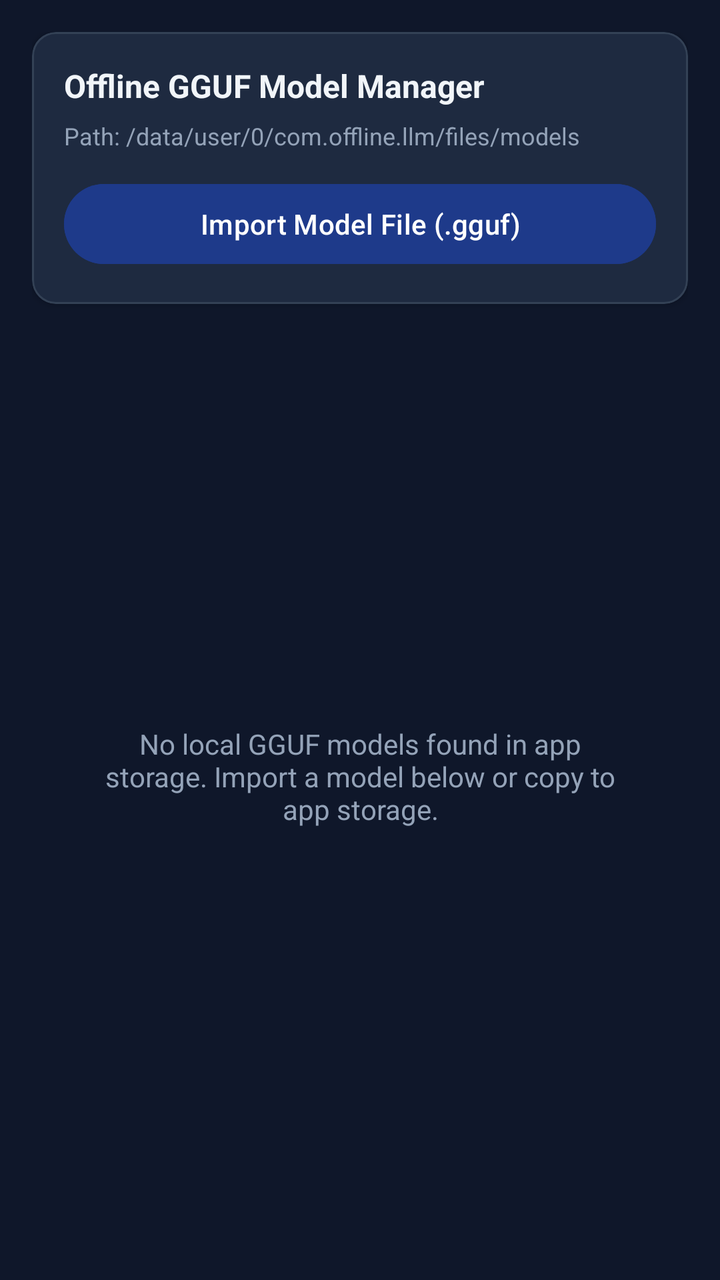
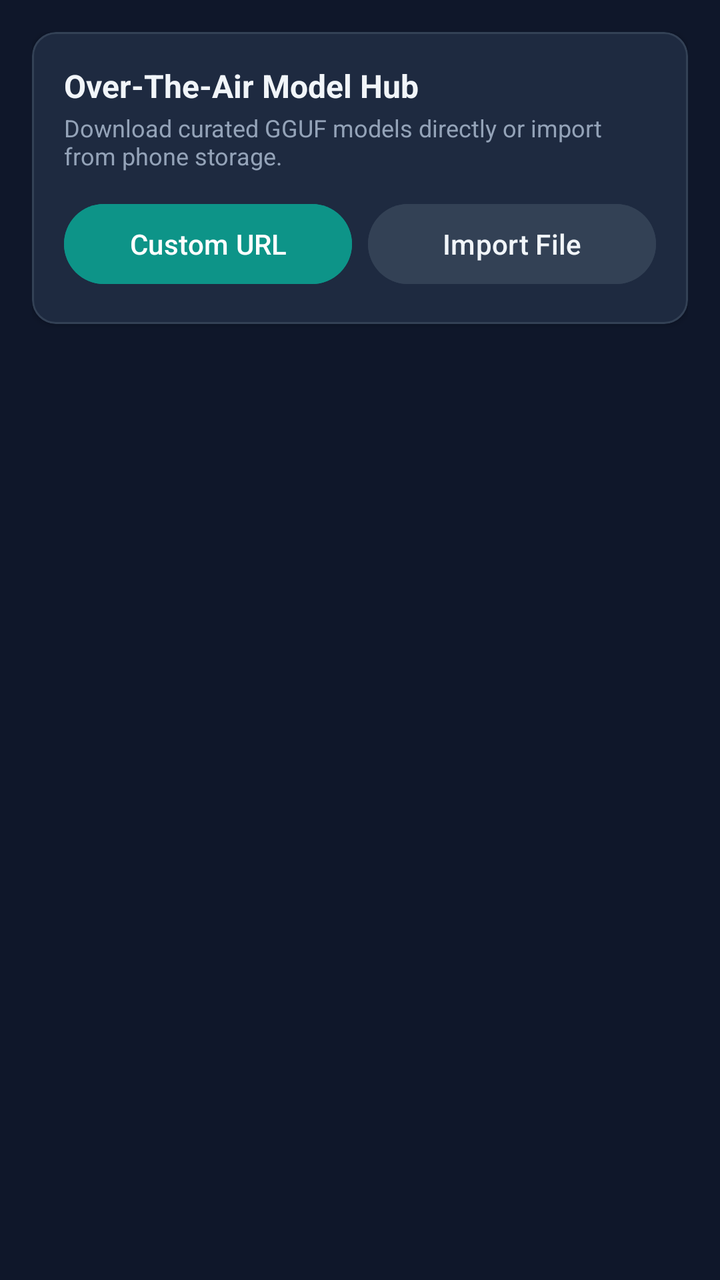

An Android layout rendered at two revisions. The XML below is the earlier revision; the diff shows what the commit changed to produce the second picture.
<!-- AndroidManifest.xml: application theme Theme.OfflineLlm -->
<!-- res/layout/fragment_models.xml -->
<?xml version="1.0" encoding="utf-8"?>
<androidx.constraintlayout.widget.ConstraintLayout xmlns:android="http://schemas.android.com/apk/res/android"
    xmlns:app="http://schemas.android.com/apk/res-auto"
    android:layout_width="match_parent"
    android:layout_height="match_parent"
    android:background="@color/background"
    android:padding="16dp">

    
    <com.google.android.material.card.MaterialCardView
        android:id="@+id/cardStorageHeader"
        android:layout_width="0dp"
        android:layout_height="wrap_content"
        app:cardBackgroundColor="@color/surface"
        app:cardCornerRadius="12dp"
        app:cardElevation="2dp"
        app:strokeColor="@color/divider_color"
        app:strokeWidth="1dp"
        app:layout_constraintEnd_toEndOf="parent"
        app:layout_constraintStart_toStartOf="parent"
        app:layout_constraintTop_toTopOf="parent">

        <LinearLayout
            android:layout_width="match_parent"
            android:layout_height="wrap_content"
            android:orientation="vertical"
            android:padding="16dp">

            <TextView
                android:layout_width="wrap_content"
                android:layout_height="wrap_content"
                android:text="Offline GGUF Model Manager"
                android:textColor="@color/on_surface"
                android:textSize="16sp"
                android:textStyle="bold" />

            <TextView
                android:id="@+id/tvStoragePath"
                android:layout_width="match_parent"
                android:layout_height="wrap_content"
                android:layout_marginTop="6dp"
                android:text="Path: /data/user/0/com.offline.llm/files/models"
                android:textColor="@color/on_surface_muted"
                android:textSize="12sp" />

            <Button
                android:id="@+id/btnImportModel"
                android:layout_width="match_parent"
                android:layout_height="wrap_content"
                android:layout_marginTop="12dp"
                android:backgroundTint="@color/primary"
                android:text="@string/import_model"
                android:textColor="@color/on_primary" />
        </LinearLayout>
    </com.google.android.material.card.MaterialCardView>

    
    <TextView
        android:id="@+id/tvEmptyModels"
        android:layout_width="0dp"
        android:layout_height="wrap_content"
        android:layout_margin="32dp"
        android:gravity="center"
        android:text="@string/no_models_found"
        android:textColor="@color/on_surface_muted"
        android:textSize="14sp"
        app:layout_constraintBottom_toBottomOf="parent"
        app:layout_constraintEnd_toEndOf="parent"
        app:layout_constraintStart_toStartOf="parent"
        app:layout_constraintTop_toBottomOf="@id/cardStorageHeader" />

    
    <androidx.recyclerview.widget.RecyclerView
        android:id="@+id/rvModels"
        android:layout_width="0dp"
        android:layout_height="0dp"
        android:layout_marginTop="12dp"
        android:clipToPadding="false"
        app:layout_constraintBottom_toBottomOf="parent"
        app:layout_constraintEnd_toEndOf="parent"
        app:layout_constraintStart_toStartOf="parent"
        app:layout_constraintTop_toBottomOf="@id/cardStorageHeader" />

</androidx.constraintlayout.widget.ConstraintLayout>
<!-- resources referenced by this layout -->
<resources>
  <color name="background">#0F172A</color>
  <color name="divider_color">#334155</color>
  <color name="on_primary">#FFFFFF</color>
  <color name="on_surface">#F1F5F9</color>
  <color name="on_surface_muted">#94A3B8</color>
  <color name="primary">#1E3A8A</color>
  <color name="surface">#1E293B</color>
  <string name="import_model">Import Model File (.gguf)</string>
  <string name="no_models_found">No local GGUF models found in app storage. Import a model below or copy to app storage.</string>
  <style name="Theme.OfflineLlm" parent="Theme.Material3.DayNight.NoActionBar">
          <item name="colorPrimary">@color/primary</item>
          <item name="colorPrimaryVariant">@color/primary_variant</item>
          <item name="colorOnPrimary">@color/on_primary</item>
          <item name="colorSecondary">@color/secondary</item>
          <item name="colorSecondaryVariant">@color/secondary_variant</item>
          <item name="colorOnSecondary">@color/on_secondary</item>
          <item name="android:colorBackground">@color/background</item>
          <item name="colorSurface">@color/surface</item>
          <item name="colorOnSurface">@color/on_surface</item>
          <item name="android:statusBarColor">@color/background</item>
          <item name="android:navigationBarColor">@color/background</item>
      </style>
  <color name="primary_variant">#172554</color>
  <color name="secondary">#0D9488</color>
  <color name="secondary_variant">#0F766E</color>
  <color name="on_secondary">#FFFFFF</color>
</resources>

<!-- the commit's change to res/layout/fragment_models.xml (unified diff, before → after) -->
@@ -29,28 +29,76 @@
             <TextView
                 android:layout_width="wrap_content"
                 android:layout_height="wrap_content"
-                android:text="Offline GGUF Model Manager"
+                android:text="Over-The-Air Model Hub"
                 android:textColor="@color/on_surface"
                 android:textSize="16sp"
                 android:textStyle="bold" />
 
             <TextView
-                android:id="@+id/tvStoragePath"
                 android:layout_width="match_parent"
                 android:layout_height="wrap_content"
-                android:layout_marginTop="6dp"
-                android:text="Path: /data/user/0/com.offline.llm/files/models"
+                android:layout_marginTop="2dp"
+                android:text="Download curated GGUF models directly or import from phone storage."
                 android:textColor="@color/on_surface_muted"
                 android:textSize="12sp" />
 
-            <Button
-                android:id="@+id/btnImportModel"
+            <LinearLayout
                 android:layout_width="match_parent"
                 android:layout_height="wrap_content"
                 android:layout_marginTop="12dp"
-                android:backgroundTint="@color/primary"
-                android:text="@string/import_model"
-                android:textColor="@color/on_primary" />
+                android:orientation="horizontal">
+
+                <Button
+                    android:id="@+id/btnToggleCustomUrl"
+                    android:layout_width="0dp"
+                    android:layout_height="wrap_content"
+                    android:layout_weight="1"
+                    android:backgroundTint="@color/secondary"
+                    android:text="Custom URL"
+                    android:textColor="@color/on_primary" />
+
+                <Button
+                    android:id="@+id/btnImportModel"
+                    android:layout_width="0dp"
+                    android:layout_height="wrap_content"
+                    android:layout_marginStart="8dp"
+                    android:layout_weight="1"
+                    android:backgroundTint="@color/surface_variant"
+                    android:text="Import File"
+                    android:textColor="@color/on_surface" />
+            </LinearLayout>
+
+            
+            <LinearLayout
+                android:id="@+id/layoutCustomUrl"
+                android:layout_width="match_parent"
+                android:layout_height="wrap_content"
+                android:layout_marginTop="12dp"
+                android:orientation="vertical"
+                android:visibility="gone">
+
+                <EditText
+                    android:id="@+id/etCustomModelUrl"
+                    android:layout_width="match_parent"
+                    android:layout_height="wrap_content"
+                    android:background="@drawable/bg_search_input"
+                    android:hint="Paste Hugging Face .gguf direct URL..."
+                    android:paddingHorizontal="12dp"
+                    android:paddingVertical="8dp"
+                    android:textColor="@color/on_surface"
+                    android:textColorHint="@color/on_surface_muted"
+                    android:textSize="13sp" />
+
+                <Button
+                    android:id="@+id/btnStartCustomDownload"
+                    android:layout_width="match_parent"
+                    android:layout_height="wrap_content"
+                    android:layout_marginTop="8dp"
+                    android:backgroundTint="@color/accent_green"
+                    android:text="Start Download"
+                    android:textColor="@color/on_primary" />
+            </LinearLayout>
+
         </LinearLayout>
     </com.google.android.material.card.MaterialCardView>
 
@@ -64,6 +112,7 @@
         android:text="@string/no_models_found"
         android:textColor="@color/on_surface_muted"
         android:textSize="14sp"
+        android:visibility="gone"
         app:layout_constraintBottom_toBottomOf="parent"
         app:layout_constraintEnd_toEndOf="parent"
         app:layout_constraintStart_toStartOf="parent"
<!-- resource entries referenced after the edit -->
@@ -1,5 +1,6 @@
 <!-- resources referenced by this layout -->
 <resources>
+  <color name="accent_green">#10B981</color>
   <color name="background">#0F172A</color>
   <color name="divider_color">#334155</color>
   <color name="on_primary">#FFFFFF</color>
@@ -7,7 +8,17 @@
   <color name="on_surface_muted">#94A3B8</color>
   <color name="primary">#1E3A8A</color>
   <color name="surface">#1E293B</color>
-  <string name="import_model">Import Model File (.gguf)</string>
+  <color name="surface_variant">#334155</color>
+  <!-- drawable bg_search_input (drawable) -->
+  <?xml version="1.0" encoding="utf-8"?>
+  <shape xmlns:android="http://schemas.android.com/apk/res/android"
+      android:shape="rectangle">
+      <corners android:radius="24dp" />
+      <solid android:color="@color/chip_background" />
+      <stroke
+          android:width="1dp"
+          android:color="@color/card_stroke" />
+  </shape>
   <string name="no_models_found">No local GGUF models found in app storage. Import a model below or copy to app storage.</string>
   <style name="Theme.OfflineLlm" parent="Theme.Material3.DayNight.NoActionBar">
           <item name="colorPrimary">@color/primary</item>
@@ -22,6 +33,8 @@
           <item name="android:statusBarColor">@color/background</item>
           <item name="android:navigationBarColor">@color/background</item>
       </style>
+  <color name="chip_background">#334155</color>
+  <color name="card_stroke">#334155</color>
   <color name="primary_variant">#172554</color>
   <color name="secondary">#0D9488</color>
   <color name="secondary_variant">#0F766E</color>
